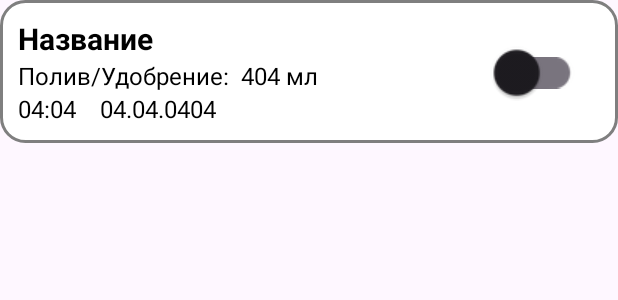
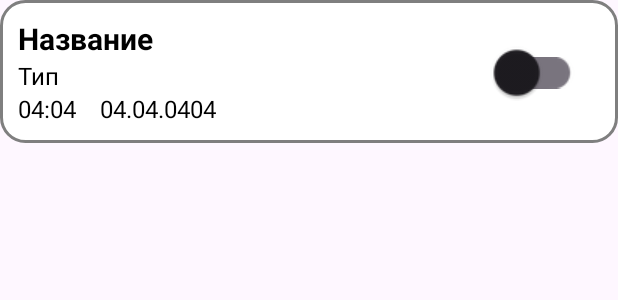
Before and after one commit to MichaelGallinago/CarePlant, an Android app: the layout alarm_item.xml on its own in the app's theme, with its tools: preview values and no code run, on a phone screen of 412 x 824 dp. Shown: the top 300 px of the screen. Run offline under Robolectric (Android 15) with nearby library versions, the phone set to English and light mode, and no system bars.

Commit message:
main activity crash

```diff
--- a/app/src/main/java/net/micg/plantcare/models/AlarmListItem.kt
+++ b/app/src/main/java/net/micg/plantcare/models/AlarmListItem.kt
@@ -2,7 +2,7 @@ package net.micg.plantcare.models
 
 data class AlarmListItem(
     val name: String,
-    val volume: String,
+    val type: String,
     val time: String,
     val date: String
 )
--- a/app/src/main/java/net/micg/plantcare/models/AlarmViewType.kt
+++ /dev/null
@@ -1,3 +0,0 @@
-package net.micg.plantcare.models
-
-enum class AlarmViewType { Water, Fertilizer }
--- a/app/src/main/res/layout/alarm_item.xml
+++ b/app/src/main/res/layout/alarm_item.xml
@@ -11,7 +11,7 @@
         android:id="@+id/name"
         android:layout_width="wrap_content"
         android:layout_height="wrap_content"
-        android:text="Название"
+        android:text="@string/alarm_name_placeholder"
         android:textColor="@color/black"
         android:textSize="20sp"
         android:textStyle="bold"
@@ -22,28 +22,17 @@
         android:id="@+id/type"
         android:layout_width="wrap_content"
         android:layout_height="wrap_content"
-        android:text="Полив/Удобрение:"
+        android:text="@string/alarm_type_placeholder"
         android:textColor="@color/black"
         android:textSize="16sp"
         app:layout_constraintStart_toStartOf="parent"
         app:layout_constraintTop_toBottomOf="@id/name" />
 
     <TextView
-        android:id="@+id/volume"
-        android:layout_width="wrap_content"
-        android:layout_height="wrap_content"
-        android:text="404 мл"
-        android:textColor="@color/black"
-        android:textSize="16sp"
-        android:layout_marginStart="8sp"
-        app:layout_constraintStart_toEndOf="@id/type"
-        app:layout_constraintTop_toBottomOf="@id/name" />
-
-    <TextView
         android:id="@+id/time"
         android:layout_width="wrap_content"
         android:layout_height="wrap_content"
-        android:text="@string/time_placeholder"
+        android:text="@string/alarm_time_placeholder"
         android:textColor="@color/black"
         android:textSize="16sp"
         app:layout_constraintStart_toStartOf="parent"
@@ -53,7 +42,7 @@
         android:id="@+id/date"
         android:layout_width="wrap_content"
         android:layout_height="wrap_content"
-        android:text="@string/date_placeholder"
+        android:text="@string/alarm_date_placeholder"
         android:textColor="@color/black"
         android:textSize="16sp"
         android:layout_marginStart="16sp"
--- a/app/src/main/res/values/strings.xml
+++ b/app/src/main/res/values/strings.xml
@@ -2,7 +2,9 @@
     <string name="app_name">PlantCare</string>
     <string name="articles">Articles</string>
     <string name="schedule">Schedule</string>
-    <string name="time_placeholder">04:04</string>
-    <string name="date_placeholder">04.04.0404</string>
+    <string name="alarm_time_placeholder">04:04</string>
+    <string name="alarm_date_placeholder">04.04.0404</string>
     <string name="article_name_placeholder">Название</string>
+    <string name="alarm_name_placeholder">Название</string>
+    <string name="alarm_type_placeholder">Тип</string>
 </resources>
```
Also changed, not shown: app/src/main/java/net/micg/plantcare/ui/MainActivity.kt (+5 -20 lines), app/src/main/java/net/micg/plantcare/ui/adapters/AlarmsAdapter.kt (+19 -21 lines).
